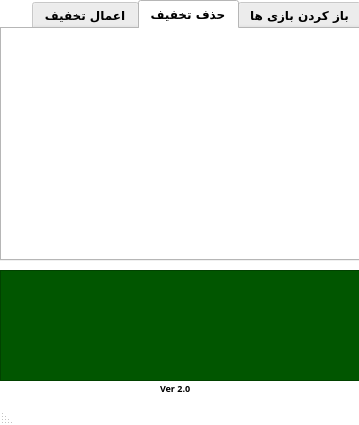
This is Assets/Main.ui in Phoenix15049/AllAuto as Qt 5 draws it before an edit. The edited form follows.
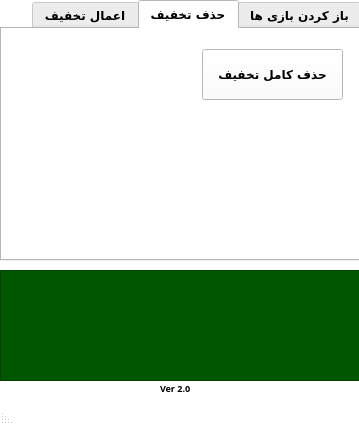
This is the edited form. The open tabs and pages were chosen to show the change.

```diff
--- a/Assets/Main.ui
+++ b/Assets/Main.ui
@@ -721,6 +721,56 @@
      <attribute name="title">
       <string>حذف تخفیف</string>
      </attribute>
+     <widget class="QPushButton" name="RemoveDiscBtn">
+      <property name="geometry">
+       <rect>
+        <x>200</x>
+        <y>20</y>
+        <width>141</width>
+        <height>51</height>
+       </rect>
+      </property>
+      <property name="font">
+       <font>
+        <family>IRANYekan</family>
+        <pointsize>9</pointsize>
+        <weight>75</weight>
+        <bold>true</bold>
+       </font>
+      </property>
+      <property name="styleSheet">
+       <string notr="true">QPushButton#RemoveDiscBtn {
+    background: #f5f5fa;
+    border: 0;
+    border-radius: 8px;
+    box-shadow: -10px -10px 30px 0 #fff, 10px 10px 30px 0 rgba(29, 13, 202, 0.09);
+    color: #2a1f62;
+    cursor: pointer;
+    padding: 5px;
+    text-align: center;
+}
+
+QPushButton#RemoveDiscBtn:hover {
+    background: #f8f8ff;
+    box-shadow: -15px -15px 30px 0 #fff, 15px 15px 30px 0 rgba(29, 13, 202, 0.09);
+}
+
+QPushButton#RemoveDiscBtn:pressed {
+    background: #f5f5fa;
+    box-shadow: inset -5px -5px 10px 0 #fff, inset 5px 5px 10px 0 rgba(29, 13, 202, 0.09);
+}
+
+@media (min-width: 768px) {
+    QPushButton#RemoveDiscBtn {
+        padding: 24px;
+    }
+}
+</string>
+      </property>
+      <property name="text">
+       <string>حذف کامل تخفیف</string>
+      </property>
+     </widget>
     </widget>
     <widget class="QWidget" name="ET">
      <attribute name="title">
```
Left out of the diff: 20 changed lines with no effect on the pictures.
